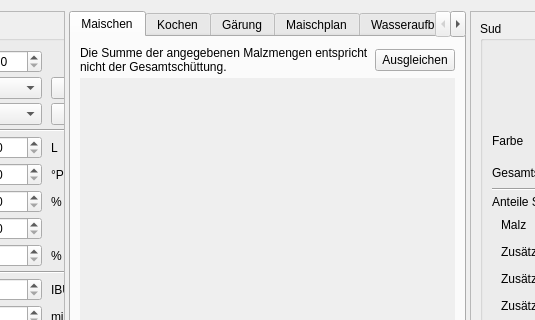
The window that kleiner-brauhelfer/tabrezept.ui (kleiner-brauhelfer/kleiner-brauhelfer-2) describes before a commit, drawn with Qt 5; both pictures show x 273 to 808 and y 0 to 320 of the 1086 by 714 pixel window.
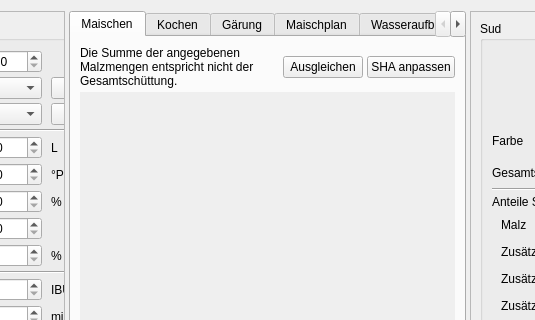
The same window after the commit. Icons and pictures are not drawn. Custom widgets are drawn as their Qt base class.

The edit to the form file:
```diff
--- a/kleiner-brauhelfer/tabrezept.ui
+++ b/kleiner-brauhelfer/tabrezept.ui
@@ -1037,6 +1037,16 @@
              </property>
             </widget>
            </item>
+           <item>
+            <widget class="PushButton" name="btnShaAnpassen">
+             <property name="toolTip">
+              <string>&lt;html&gt;&lt;head/&gt;&lt;body&gt;&lt;p&gt;Hiermit wird die &lt;span style=&quot; font-weight:700;&quot;&gt;Sudhausausbeute&lt;/span&gt; anhand der angegebenen Malzmengen &lt;span style=&quot; font-weight:600;&quot;&gt;angepasst&lt;/span&gt;. &lt;/p&gt;&lt;/body&gt;&lt;/html&gt;</string>
+             </property>
+             <property name="text">
+              <string>SHA anpassen</string>
+             </property>
+            </widget>
+           </item>
           </layout>
          </widget>
         </item>
```
Left out of the diff: 1 changed line with no effect on the pictures.
